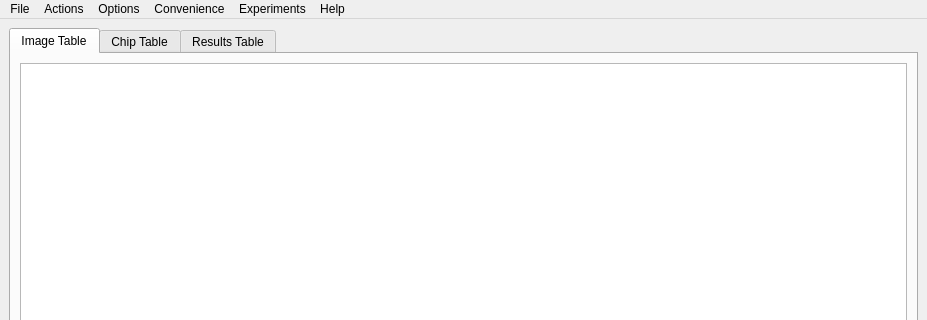
Before: the Qt Designer form _frontend/MainSkel.ui in Erotemic/hotspotter, drawn with Qt 5; both pictures show x 0 to 927 and y 0 to 320 of the 927 by 573 pixel window.
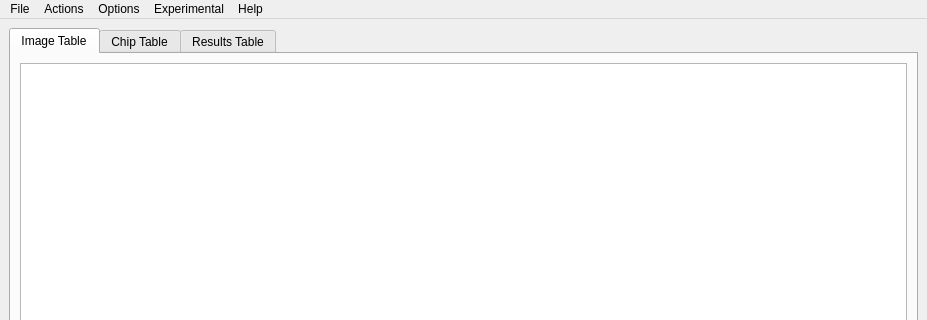
After: the same form once the commit is applied.

Patch:
```diff
--- a/_frontend/MainSkel.ui
+++ b/_frontend/MainSkel.ui
@@ -198,7 +198,7 @@
    </widget>
    <widget class="QMenu" name="menuView">
     <property name="title">
-     <string>Convenience</string>
+     <string>Experimental</string>
     </property>
     <addaction name="actionConvertImage2Chip"/>
     <addaction name="actionBatch_Change_Name"/>
@@ -247,18 +247,10 @@
     <addaction name="separator"/>
     <addaction name="actionNext"/>
    </widget>
-   <widget class="QMenu" name="menuExperiments">
-    <property name="title">
-     <string>Experiments</string>
-    </property>
-    <addaction name="actionMatching_Experiment"/>
-    <addaction name="actionName_Consistency_Experiment"/>
-   </widget>
    <addaction name="menuFile"/>
    <addaction name="menuActions"/>
    <addaction name="menuOptions"/>
    <addaction name="menuView"/>
-   <addaction name="menuExperiments"/>
    <addaction name="menuHelp"/>
   </widget>
   <action name="actionOpen_Database">
```
Left out of the diff: 46 changed lines with no effect on the pictures.
